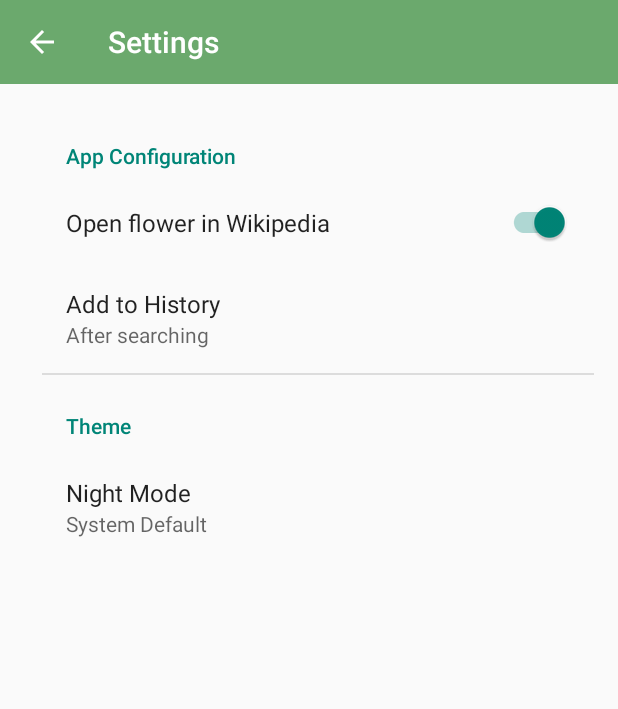
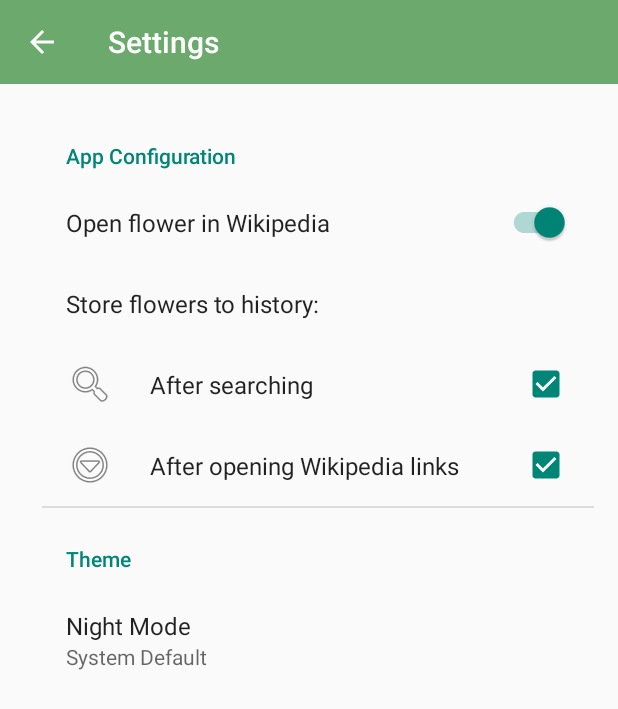
Before and after one commit to aegerita/Spot-A-Flower, an Android app: the screen it shows after launch (SettingsActivity), in the side drawer, after a tap on "Settings", on a phone screen of 412 x 824 dp. Shown: the top 709 px of the screen. Run offline under Robolectric (Android 15) with nearby library versions, the light colour scheme and no system bars; our stand-ins replace Firebase (no records; nobody signed in at launch, a user with empty details on screens opened directly), androidx.preference; pictures from the network do not load.

Commit message:
so many small changes: change list preference to a group of checkbox (to save flower both after searching and opening links date format no longer has seconds put a lot of strings to the resources check night mode when launch warn user when delete flower history

```diff
--- a/SpotAFlower/app/src/main/java/com/example/spot_a_flower/Flower.kt
+++ b/SpotAFlower/app/src/main/java/com/example/spot_a_flower/Flower.kt
@@ -10,7 +10,7 @@ class Flower {
 
     constructor(name: String, time: Long) {
         this.name = name
-        val sdf = SimpleDateFormat("MMMd HH:mm:ss", Locale.CANADA)
+        val sdf = SimpleDateFormat("MMMd HH:mm", Locale.CANADA)
         this.detail = sdf.format(Date(time))
         this.int = 0
     }
--- a/SpotAFlower/app/src/main/java/com/example/spot_a_flower/FlowerSearch.kt
+++ b/SpotAFlower/app/src/main/java/com/example/spot_a_flower/FlowerSearch.kt
@@ -134,7 +134,11 @@ class FlowerSearch : AppCompatActivity() {
 
                 // save the flower to history when search if the user choose so
                 val sharedPreferences = PreferenceManager.getDefaultSharedPreferences(this)
-                if (sharedPreferences.getString("addHistoryWhen", "search") == "search") {
+                if (sharedPreferences.getBoolean(
+                        getString(R.string.store_after_search_key),
+                        true
+                    )
+                ) {
                     mFirebaseAuth.currentUser?.uid?.let {
                         database.child("users").child(it).child("history")
                             .child(myDataset[0].name).setValue(System.currentTimeMillis())
--- a/SpotAFlower/app/src/main/java/com/example/spot_a_flower/SettingsActivity.kt
+++ b/SpotAFlower/app/src/main/java/com/example/spot_a_flower/SettingsActivity.kt
@@ -4,7 +4,7 @@ import android.os.Bundle
 import android.widget.Toast
 import androidx.appcompat.app.AppCompatActivity
 import androidx.appcompat.app.AppCompatDelegate.*
-import androidx.preference.ListPreference
+import androidx.preference.CheckBoxPreference
 import androidx.preference.Preference
 import androidx.preference.PreferenceFragmentCompat
 
@@ -15,7 +15,7 @@ class SettingsActivity : AppCompatActivity() {
         super.onCreate(savedInstanceState)
         setContentView(R.layout.settings_activity)
 
-        // replace the frame by teh correct fragment
+        // replace the frame by the correct fragment
         val preferenceFrag: PreferenceFragmentCompat =
             if (intent.getStringExtra("Parent") == getString(R.string.setting)) {
                 SettingsFragment()
@@ -35,7 +35,7 @@ class SettingsActivity : AppCompatActivity() {
             setPreferencesFromResource(R.xml.settings_preferences, rootKey)
 
             // changes the theme when the user chooses night mode
-            val theme: Preference? = findPreference("theme")
+            val theme: Preference? = findPreference(getString(R.string.theme_setting_key))
             theme!!.onPreferenceChangeListener =
                 Preference.OnPreferenceChangeListener { _, newValue ->
                     when (newValue) {
@@ -47,11 +47,15 @@ class SettingsActivity : AppCompatActivity() {
                 }
 
             // set the history preference to default when disabled
-            val wiki: Preference? = findPreference("openWiki")
+            val wiki: Preference? = findPreference(getString((R.string.open_wiki_key)))
             wiki!!.onPreferenceChangeListener =
                 Preference.OnPreferenceChangeListener { _, newValue ->
                     if (newValue == false)
-                        findPreference<ListPreference>("addHistoryWhen")!!.value = "search"
+                        findPreference<CheckBoxPreference>(
+                            getString(
+                                R.string.store_after_wiki_key
+                            )
+                        )?.isChecked = false
                     true
                 }
         }
@@ -61,7 +65,7 @@ class SettingsActivity : AppCompatActivity() {
         override fun onCreatePreferences(savedInstanceState: Bundle?, rootKey: String?) {
             setPreferencesFromResource(R.xml.helps_preferences, rootKey)
             // TODO tutorial
-            val tutorial: Preference? = findPreference("tutorial")
+            val tutorial: Preference? = findPreference(getString(R.string.tutorial_key))
             tutorial!!.onPreferenceChangeListener =
                 Preference.OnPreferenceChangeListener { _, newValue ->
                     if (newValue == true)
@@ -70,6 +74,7 @@ class SettingsActivity : AppCompatActivity() {
                             "Tutorial is currently under development",
                             Toast.LENGTH_SHORT
                         ).show()
+                    tutorial.isEnabled = false
                     true
                 }
         }
--- a/SpotAFlower/app/src/main/res/values/arrays.xml
+++ b/SpotAFlower/app/src/main/res/values/arrays.xml
@@ -1,12 +1,4 @@
 <resources>
-    <string-array name="history_setting_entries">
-        <item>After searching</item>
-        <item>After opening Wikipedia link</item>
-    </string-array>
-    <string-array name="history_setting_values">
-        <item>search</item>
-        <item>link</item>
-    </string-array>
     <string-array name="theme_setting_entries">
         <item>System Default</item>
         <item>Light Mode</item>
--- a/SpotAFlower/app/src/main/res/values/strings.xml
+++ b/SpotAFlower/app/src/main/res/values/strings.xml
@@ -15,9 +15,19 @@
 
     <!-- Preferences -->
     <string name="open_wiki">Open flower in Wikipedia</string>
-    <string name="add_history">Add to History</string>
+    <string name="open_wiki_key">openWiki</string>
+    <string name="add_history">Store flowers to history:</string>
+    <string name="store_after_search">After searching</string>
+    <string name="store_after_search_key">storeAfterSearch</string>
+    <string name="store_after_wiki">After opening Wikipedia links</string>
+    <string name="store_after_wiki_key">storeAfterWiki</string>
+    <string name="theme_setting">Theme</string>
+    <string name="theme_setting_key">theme</string>
+    <string name="night_mode_title">Night Mode</string>
+
     <string name="helps">Helps</string>
     <string name="tutorial">Tutorial</string>
+    <string name="tutorial_key">tutorial</string>
     <string name="suggestion_report">Suggestions / Report Bugs</string>
     <string name="suggest_report_description">Write an email to the developer!</string>
     <string name="email">mailto:jennytai3221@gmail.com</string>
--- a/SpotAFlower/app/src/main/res/xml/helps_preferences.xml
+++ b/SpotAFlower/app/src/main/res/xml/helps_preferences.xml
@@ -7,7 +7,7 @@
         app:title="@string/helps">
         <SwitchPreferenceCompat
             app:defaultValue="false"
-            app:key="tutorial"
+            app:key="@string/tutorial_key"
             app:iconSpaceReserved="false"
             app:title="@string/tutorial" />
 
--- a/SpotAFlower/app/src/main/res/xml/settings_preferences.xml
+++ b/SpotAFlower/app/src/main/res/xml/settings_preferences.xml
@@ -1,5 +1,6 @@
 <?xml version="1.0" encoding="utf-8"?>
-<PreferenceScreen xmlns:app="http://schemas.android.com/apk/res-auto">
+<PreferenceScreen xmlns:android="http://schemas.android.com/apk/res/android"
+    xmlns:app="http://schemas.android.com/apk/res-auto">
 
     <PreferenceCategory
         app:iconSpaceReserved="false"
@@ -7,32 +8,42 @@
 
         <SwitchPreferenceCompat
             app:defaultValue="true"
-            app:key="openWiki"
+            app:key="@string/open_wiki_key"
             app:iconSpaceReserved="false"
             app:title="@string/open_wiki" />
 
-        <ListPreference
-            app:defaultValue="search"
-            app:dependency="openWiki"
-            app:entries="@array/history_setting_entries"
-            app:entryValues="@array/history_setting_values"
-            app:key="addHistoryWhen"
-            app:title="@string/add_history"
+        <Preference
+            android:addStatesFromChildren="false"
             app:iconSpaceReserved="false"
-            app:useSimpleSummaryProvider="true" />
+            app:selectable="false"
+            app:title="@string/add_history" />
+
+        <CheckBoxPreference
+            android:defaultValue="true"
+            android:icon="@android:drawable/ic_menu_search"
+            android:key="@string/store_after_search_key"
+            android:title="@string/store_after_search" />
+
+        <CheckBoxPreference
+            android:defaultValue="true"
+            android:icon="@android:drawable/ic_menu_more"
+            android:key="@string/store_after_wiki_key"
+            android:title="@string/store_after_wiki"
+            app:dependency="@string/open_wiki_key" />
+
     </PreferenceCategory>
 
     <PreferenceCategory
         app:iconSpaceReserved="false"
-        app:title="Theme">
+        app:title="@string/theme_setting">
 
         <ListPreference
             app:defaultValue="system"
             app:entries="@array/theme_setting_entries"
             app:entryValues="@array/theme_setting_values"
             app:iconSpaceReserved="false"
-            app:key="theme"
-            app:title="Night Mode"
+            app:key="@string/theme_setting_key"
+            app:title="@string/night_mode_title"
             app:useSimpleSummaryProvider="true" />
     </PreferenceCategory>
 </PreferenceScreen>
```
Also changed, not shown: SpotAFlower/app/src/main/java/com/example/spot_a_flower/MainActivity.kt (+11 -1 lines), SpotAFlower/app/src/main/java/com/example/spot_a_flower/RecyclerViewAdapter.kt (+22 -10 lines).
